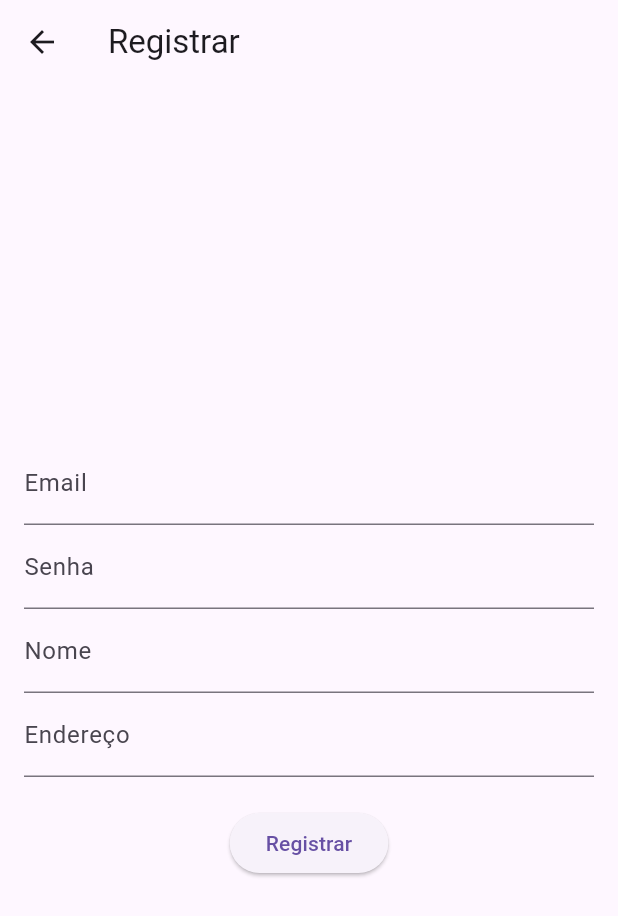
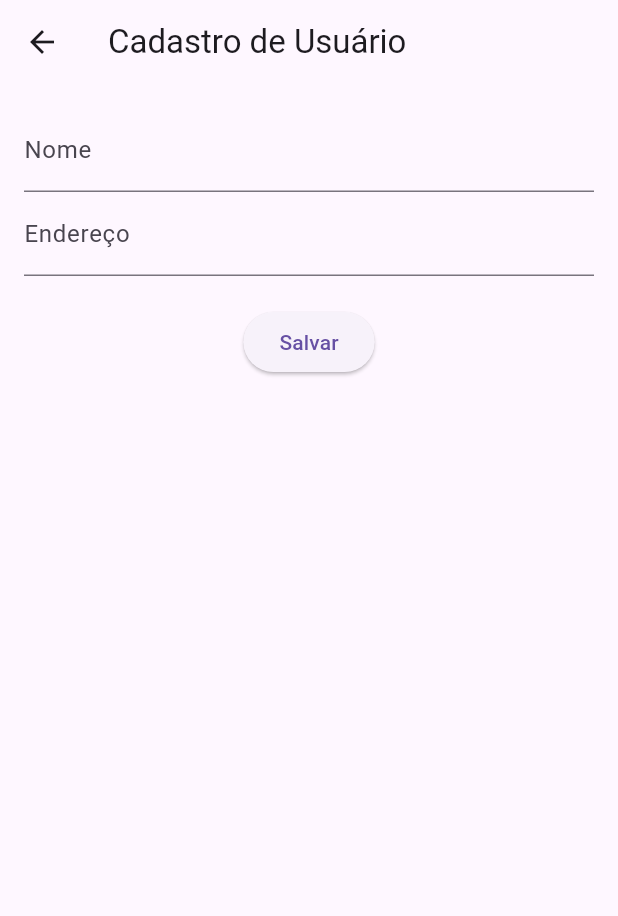
Before and after one commit to gvnfcosta/firebase_getx, a Flutter app: the screen it shows after launch, after a tap on "Não tem uma conta? Registre-se", on a phone screen of 412 x 824 dp. Shown: the top 916 px of the screen. Run offline on Flutter 3.47's test engine with Material 3 defaults, Android fonts, the phone set to English and light mode, and no system bars; our stand-ins replace cloud_firestore, firebase_auth, firebase_core, get; accounts and stored records are empty; network calls fail.

Commit message:
salvando com nome e endere;o

```diff
--- a/lib/auth_view.dart
+++ /dev/null
@@ -1,59 +0,0 @@
-import 'package:cadastro_firebase_getx/register_view.dart';
-import 'package:flutter/material.dart';
-import 'package:get/get.dart';
-import 'user_controller.dart';
-import 'main_view.dart';
-
-class AuthView extends StatelessWidget {
-  final emailController = TextEditingController();
-  final passwordController = TextEditingController();
-  final UserController userController = Get.find<UserController>();
-
-  @override
-  Widget build(BuildContext context) {
-    return Scaffold(
-      appBar: AppBar(
-        title: Text('Login'),
-      ),
-      body: Padding(
-        padding: const EdgeInsets.all(16.0),
-        child: Column(
-          mainAxisAlignment: MainAxisAlignment.center,
-          children: [
-            TextField(
-              controller: emailController,
-              decoration: InputDecoration(labelText: 'Email'),
-              keyboardType: TextInputType.emailAddress,
-            ),
-            TextField(
-              controller: passwordController,
-              decoration: InputDecoration(labelText: 'Senha'),
-              obscureText: true,
-            ),
-            SizedBox(height: 20),
-            ElevatedButton(
-              onPressed: () async {
-                try {
-                  await userController.login(
-                      emailController.text, passwordController.text);
-                  Get.off(
-                      MainView()); // Redireciona para a tela principal após o login
-                } catch (e) {
-                  Get.snackbar('Erro', e.toString(),
-                      snackPosition: SnackPosition.BOTTOM);
-                }
-              },
-              child: Text('Login'),
-            ),
-            TextButton(
-              onPressed: () {
-                Get.to(RegisterView()); // Redireciona para a tela de registro
-              },
-              child: Text('Não tem uma conta? Registre-se'),
-            ),
-          ],
-        ),
-      ),
-    );
-  }
-}
--- a/lib/main.dart
+++ b/lib/main.dart
@@ -1,8 +1,8 @@
+import 'package:cadastro_firebase_getx/controllers/user_controller.dart';
+import 'package:cadastro_firebase_getx/views/auth_view.dart';
 import 'package:flutter/material.dart';
 import 'package:get/get.dart';
 import 'package:firebase_core/firebase_core.dart';
-import 'auth_view.dart';
-import 'user_controller.dart';
 
 void main() async {
   WidgetsFlutterBinding.ensureInitialized();
--- a/lib/register_view.dart
+++ b/lib/views/auth_view.dart
@@ -1,20 +1,19 @@
+import 'package:cadastro_firebase_getx/controllers/user_controller.dart';
+import 'package:cadastro_firebase_getx/views/register_view.dart';
 import 'package:flutter/material.dart';
 import 'package:get/get.dart';
-import 'user_controller.dart';
 import 'main_view.dart';
 
-class RegisterView extends StatelessWidget {
+class AuthView extends StatelessWidget {
   final emailController = TextEditingController();
   final passwordController = TextEditingController();
-  final nameController = TextEditingController();
-  final addressController = TextEditingController();
   final UserController userController = Get.find<UserController>();
 
   @override
   Widget build(BuildContext context) {
     return Scaffold(
       appBar: AppBar(
-        title: Text('Registrar'),
+        title: Text('Login'),
       ),
       body: Padding(
         padding: const EdgeInsets.all(16.0),
@@ -31,32 +30,26 @@ class RegisterView extends StatelessWidget {
               decoration: InputDecoration(labelText: 'Senha'),
               obscureText: true,
             ),
-            TextField(
-              controller: nameController,
-              decoration: InputDecoration(labelText: 'Nome'),
-            ),
-            TextField(
-              controller: addressController,
-              decoration: InputDecoration(labelText: 'Endereço'),
-            ),
             SizedBox(height: 20),
             ElevatedButton(
               onPressed: () async {
                 try {
-                  await userController.register(
-                    emailController.text,
-                    passwordController.text,
-                    nameController.text,
-                    addressController.text,
-                  );
+                  await userController.login(
+                      emailController.text, passwordController.text);
                   Get.off(
-                      MainView()); // Redireciona para a tela principal após o registro
+                      MainView()); // Redireciona para a tela principal após o login
                 } catch (e) {
                   Get.snackbar('Erro', e.toString(),
                       snackPosition: SnackPosition.BOTTOM);
                 }
               },
-              child: Text('Registrar'),
+              child: Text('Login'),
+            ),
+            TextButton(
+              onPressed: () {
+                Get.to(RegisterView()); // Redireciona para a tela de registro
+              },
+              child: Text('Não tem uma conta? Registre-se'),
             ),
           ],
         ),
--- /dev/null
+++ b/lib/views/register_view.dart
@@ -0,0 +1,42 @@
+import 'package:cadastro_firebase_getx/controllers/user_controller.dart';
+import 'package:flutter/material.dart';
+import 'package:get/get.dart';
+
+class RegisterView extends StatelessWidget {
+  final nameController = TextEditingController();
+  final addressController = TextEditingController();
+
+  @override
+  Widget build(BuildContext context) {
+    final UserController userController = Get.find<UserController>();
+
+    return Scaffold(
+      appBar: AppBar(
+        title: Text('Cadastro de Usuário'),
+      ),
+      body: Padding(
+        padding: const EdgeInsets.all(16.0),
+        child: Column(
+          children: [
+            TextField(
+              controller: nameController,
+              decoration: InputDecoration(labelText: 'Nome'),
+            ),
+            TextField(
+              controller: addressController,
+              decoration: InputDecoration(labelText: 'Endereço'),
+            ),
+            SizedBox(height: 20),
+            ElevatedButton(
+              onPressed: () {
+                userController.saveUserData(
+                    nameController.text, addressController.text);
+              },
+              child: Text('Salvar'),
+            ),
+          ],
+        ),
+      ),
+    );
+  }
+}
```
Also changed, not shown: lib/controllers/auth_controller.dart (added, +47 -0 lines), lib/controllers/client_controller.dart (added, +26 -0 lines), lib/controllers/user_controller.dart (renamed from lib/user_controller.dart, +15 -14 lines), lib/models/client_model.dart (added, +19 -0 lines), lib/models/user_model.dart (added, +16 -0 lines), lib/views/client_list_view.dart (added, +34 -0 lines), lib/views/home_view.dart (added, +41 -0 lines), lib/views/login_view.dart (added, +47 -0 lines), lib/views/main_view.dart (renamed from lib/main_view.dart, +9 -5 lines), lib/views/register_datails_view.dart (added, +50 -0 lines), lib/views/signup_view.dart (added, +41 -0 lines), 1 other file.
